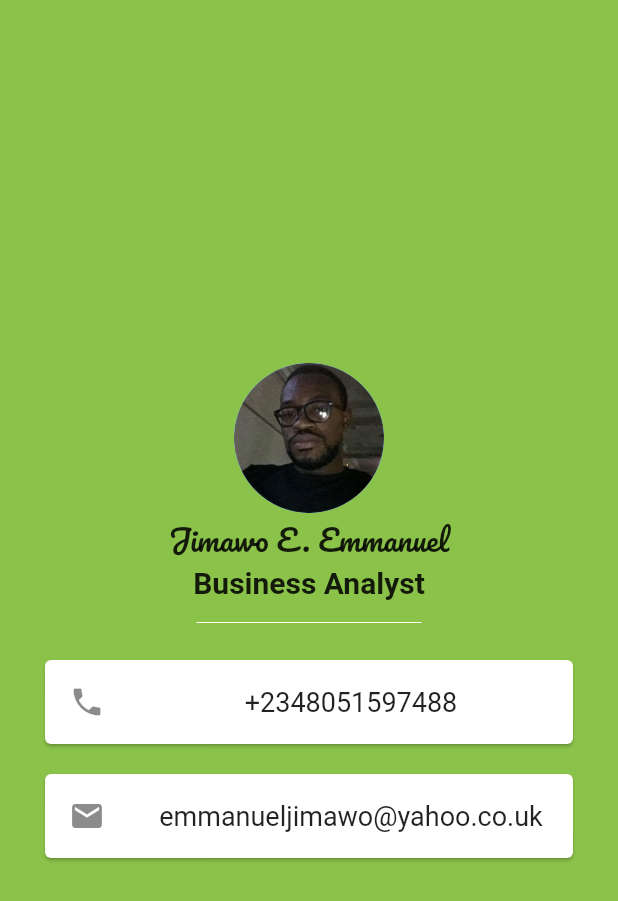
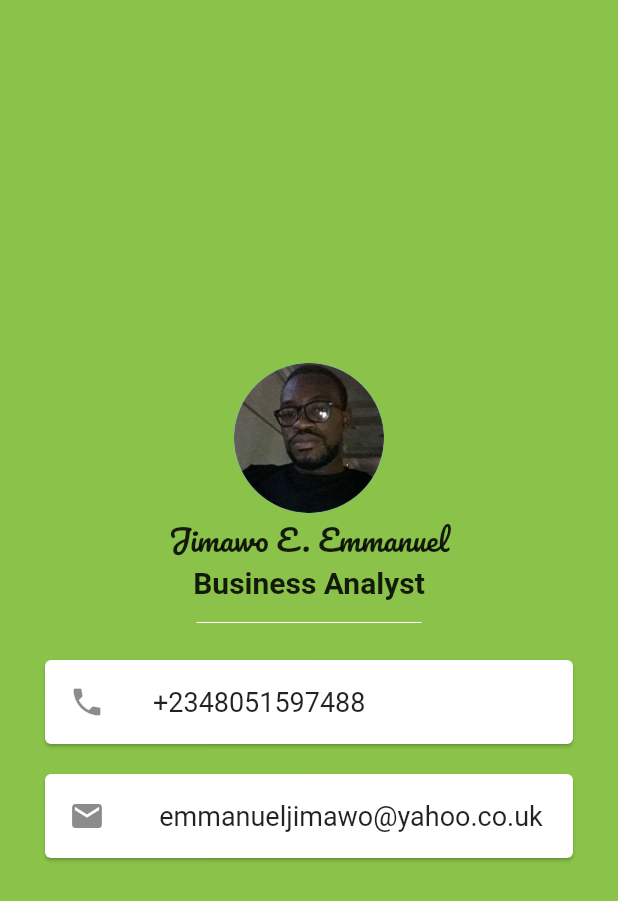
Before and after one commit to emmanueljimawo/BusinessCard, a Flutter app: the screen it shows after launch, on a phone screen of 412 x 824 dp. Shown: the top 901 px of the screen. Run offline on Flutter 3.47's test engine with Material 2 defaults, Android fonts, the phone set to English and light mode, and no system bars.

Commit message:
initial commit

```diff
--- a/card/card/lib/main.dart
+++ b/card/card/lib/main.dart
@@ -44,13 +44,12 @@ class MyApp extends StatelessWidget {
                   margin: EdgeInsets.symmetric(vertical: 10, horizontal: 30),
                   child: ListTile(
                     leading: Icon(Icons.phone),
-                    title: Center(
-                        child: Text(
+                    title: Text(
                       '+2348051597488',
                       style: TextStyle(
                         fontSize: 18,
                       ),
-                    )),
+                    ),
                   ),
                 ),
                 Card(
```
